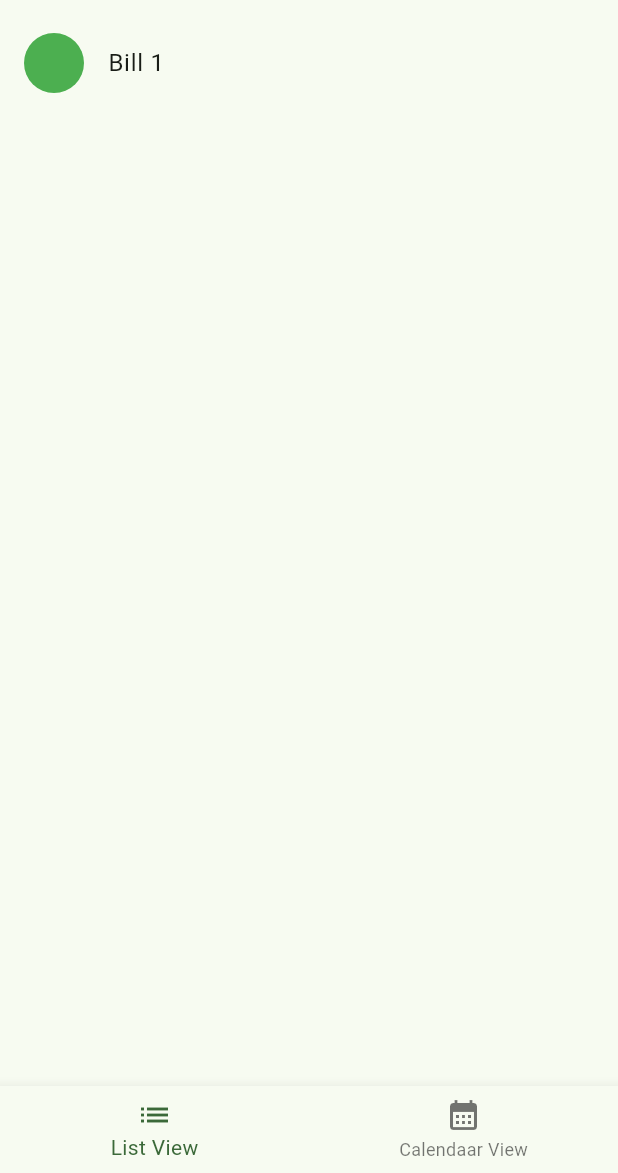
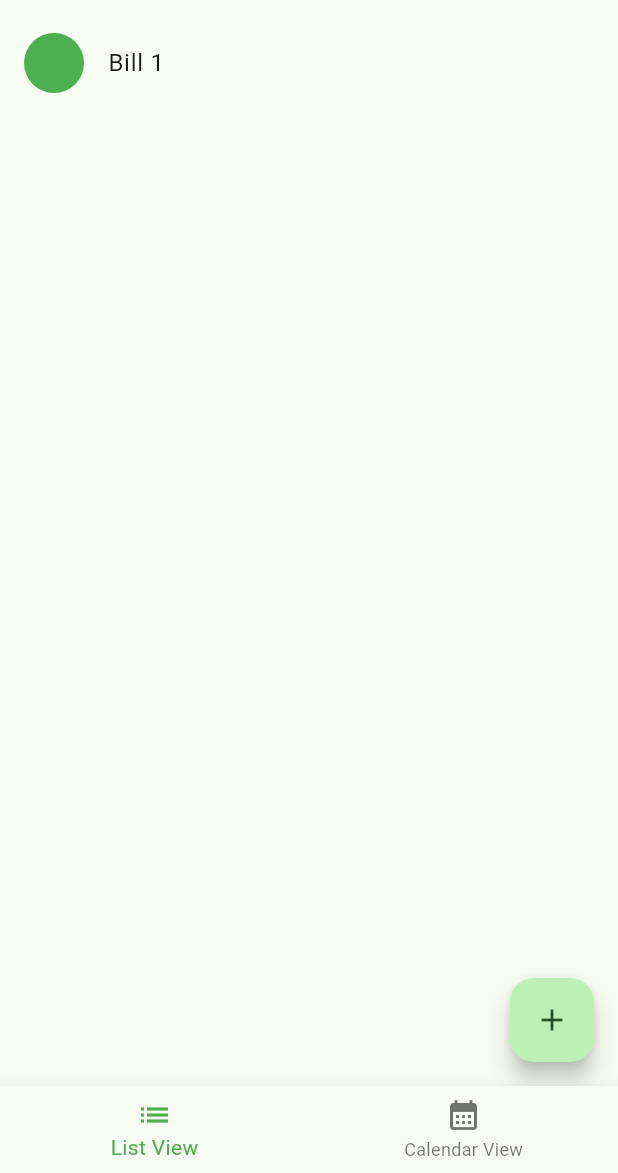
Before and after one commit to 404thecomputer/budget-buddy, a Flutter app: the screen it shows after launch, on a phone screen of 412 x 824 dp, the part 63-1236 px from its top. Run offline on Flutter 3.47's test engine with Material 3 defaults, Android fonts, the phone set to English and light mode, and no system bars.

Commit message:
updated adding and deleting items

```diff
--- a/budget_buddy/lib/main.dart
+++ b/budget_buddy/lib/main.dart
@@ -60,13 +60,14 @@ class MainNavigatorState extends State<MainNavigator> {
           items: const [
             BottomNavigationBarItem(icon: Icon(Icons.list), label: "List View"),
             BottomNavigationBarItem(
-                icon: Icon(Icons.calendar_month), label: "Calendaar View"),
+                icon: Icon(Icons.calendar_month), label: "Calendar View"),
           ],
           onTap: (i) {
             setState(() {
               widget.currentIndex = i;
             });
           },
+          selectedItemColor: Colors.green,
         ));
   }
 }
--- a/budget_buddy/lib/pages/item_list_view.dart
+++ b/budget_buddy/lib/pages/item_list_view.dart
@@ -13,6 +13,18 @@ class ItemListView extends StatefulWidget {
 
 class ItemListViewState extends State<ItemListView> {
   final List<Item> items = [Item(name: "Bill 1")];
+
+  void _handleNewItem(Item item) {
+    setState(() {
+      items.add(item);
+    });
+  }
+
+  void _handleDeleteItem(Item item) {
+    setState(() {
+      items.remove(item);
+    });
+  }
 
   @override
   Widget build(BuildContext context) {
@@ -35,8 +47,26 @@ class ItemListViewState extends State<ItemListView> {
               ),
               onTap: () {
                 //use navigator to open up a details dialog box.
+
+                //temp function
+                _handleDeleteItem(item);
               });
         },
+      ),
+      floatingActionButton: FloatingActionButton(
+        onPressed: () {
+          // showDialog(
+          //   context: context,
+          //   builder: (_) {
+          //     return dialogWidgetName;
+          //   }
+          // );
+
+          //temp function
+          _handleNewItem(Item(name: "Bill 5"));
+        },
+        tooltip: "Add New Item",
+        child: const Icon(Icons.add),
       ),
     );
   }
```
